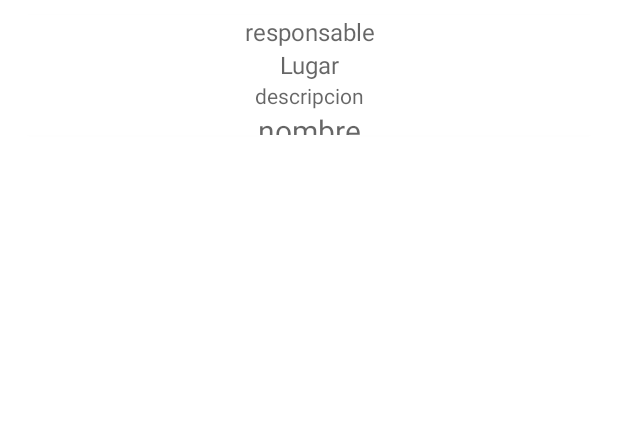
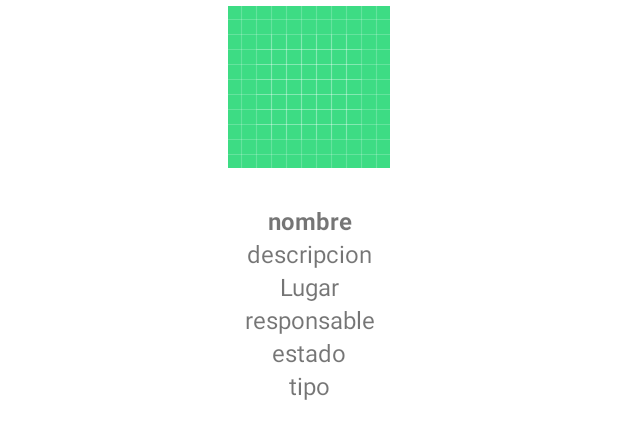
Before and after one commit to camilomc17/AndroidTodes, an Android app: the layout item_noticias.xml on its own in the app's theme, with its tools: preview values and no code run, on a phone screen of 412 x 824 dp. Shown: the top 439 px of the screen. Run offline under Robolectric (Android 15) with nearby library versions, the phone set to English and light mode, and no system bars.

```diff
--- a/app/src/main/java/com/example/android_todes/apinoticias/ApiClient.java
+++ b/app/src/main/java/com/example/android_todes/apinoticias/ApiClient.java
@@ -3,8 +3,8 @@ package com.example.android_todes.apinoticias;
 import retrofit2.Retrofit;
 import retrofit2.converter.gson.GsonConverterFactory;
 
+//esta clase hace el llamado a la api y convertirlos al json
 public class ApiClient {
-
     private static Retrofit retrofit;
     public static Retrofit getClient()
     {
@@ -12,6 +12,6 @@ public class ApiClient {
                 .baseUrl("http://127.0.0.1:8000/")
                 .addConverterFactory(GsonConverterFactory.create())
                 .build();
-        return  retrofit;
+        return retrofit;
     }
 }
--- a/app/src/main/java/com/example/android_todes/apinoticias/ApiNoticia.java
+++ b/app/src/main/java/com/example/android_todes/apinoticias/ApiNoticia.java
@@ -9,6 +9,5 @@ import retrofit2.http.GET;
 
 public interface ApiNoticia {
     @GET("api/noticias")
-    Call<List<Noticia_model>> getNoticias();
-
+    Call<List<Noticia_model>> obtenerListaNoticias();
 }
--- a/app/src/main/res/layout/activity_main.xml
+++ b/app/src/main/res/layout/activity_main.xml
@@ -10,7 +10,8 @@
         android:id="@+id/rv_noticias"
         android:layout_width="match_parent"
         android:layout_height="match_parent" />
-    https://rickandmortyapi.com/api/character/avatar/361.jpeg
+
+    <!--https://rickandmortyapi.com/api/character/avatar/361.jpeg
     https://rickandmortyapi.com/api/character/avatar/1.jpeg
     https://rickandmortyapi.com/api/character/avatar/2.jpeg-->
 
--- a/app/src/main/res/layout/item_noticias.xml
+++ b/app/src/main/res/layout/item_noticias.xml
@@ -3,76 +3,83 @@
     xmlns:app="http://schemas.android.com/apk/res-auto"
     xmlns:tools="http://schemas.android.com/tools"
     android:layout_width="match_parent"
-    android:layout_height="match_parent">
+    android:layout_height="wrap_content">
     <androidx.cardview.widget.CardView
         android:layout_width="match_parent"
         android:layout_height="wrap_content"
         android:layout_marginStart="4dp"
-        android:layout_marginLeft="8dp"
-        android:layout_marginTop="10dp"
+        android:layout_marginTop="4dp"
         android:layout_marginEnd="4dp"
-        android:layout_marginRight="8dp"
-        android:layout_marginBottom="8dp"
+        android:layout_marginBottom="4dp"
         app:cardCornerRadius="10dp">
 
         <LinearLayout
             android:layout_width="match_parent"
             android:layout_height="match_parent"
+            android:gravity="center"
             android:orientation="vertical">
-
-            <!--<ImageView
-                android:id="@+id/imgNoticia"
-                android:layout_width="match_parent"
-                android:layout_height="100dp" />-->
 
             <ImageView
                 android:id="@+id/image_noticias"
                 android:layout_width="match_parent"
-                android:layout_height="match_parent"/>
+                android:layout_height="wrap_content"
+                app:srcCompat="@drawable/ic_launcher_background"/>
 
             <LinearLayout
                 android:layout_width="match_parent"
-                android:layout_height="80dp"
+                android:layout_height="180dp"
                 android:gravity="center"
                 android:orientation="vertical">
 
+                <TextView
+                    android:id="@+id/tvNombre_noticia"
+                    android:layout_width="match_parent"
+                    android:layout_height="wrap_content"
+                    android:gravity="center"
+                    android:text="nombre"
+                    android:textSize="16sp"
+                    android:textStyle="bold" />
+
+                <TextView
+                    android:id="@+id/tvDescripcion_noticia"
+                    android:layout_width="match_parent"
+                    android:layout_height="wrap_content"
+                    android:gravity="center"
+                    android:text="descripcion"
+                    android:textSize="16sp" />
+                <TextView
+                    android:id="@+id/tvLugar_noticia"
+                    android:layout_width="match_parent"
+                    android:layout_height="wrap_content"
+                    android:gravity="center"
+                    android:text="Lugar"
+                    android:textSize="16sp" />
 
                 <TextView
                     android:id="@+id/tvResponsable_noticia"
                     android:layout_width="match_parent"
                     android:layout_height="wrap_content"
                     android:gravity="center"
-                    android:hint="responsable"
-                    android:textAllCaps="true"
+                    android:text="responsable"
                     android:textSize="16sp" />
 
 
                 <TextView
-                    android:id="@+id/tvLugar_noticia"
+                    android:id="@+id/tvEstado_noticia"
                     android:layout_width="match_parent"
                     android:layout_height="wrap_content"
                     android:gravity="center"
-                    android:hint="Lugar"
-                    android:textAllCaps="true"
+                    android:text="estado"
                     android:textSize="16sp" />
-
                 <TextView
-                    android:id="@+id/tvDescripcion_noticia"
+                    android:id="@+id/tvTipo_noticia"
                     android:layout_width="match_parent"
                     android:layout_height="wrap_content"
                     android:gravity="center"
-                    android:hint="descripcion"
-                    android:textAllCaps="true"
-                    android:textSize="14sp" />
+                    android:text="tipo"
+                    android:textSize="16sp" />
 
-                <TextView
-                    android:id="@+id/tvNombre_noticia"
-                    android:layout_width="match_parent"
-                    android:layout_height="wrap_content"
-                    android:gravity="center"
-                    android:hint="nombre"
-                    android:textAllCaps="true"
-                    android:textSize="20sp" />
+
 
             </LinearLayout>
 
```
Also changed, not shown: app/src/main/java/com/example/android_todes/MainActivity.java (+13 -16 lines), app/src/main/java/com/example/android_todes/NoticiasAdapter.java (+33 -32 lines), app/src/main/java/com/example/android_todes/models/Noticia_model.java (+9 -1 lines).
